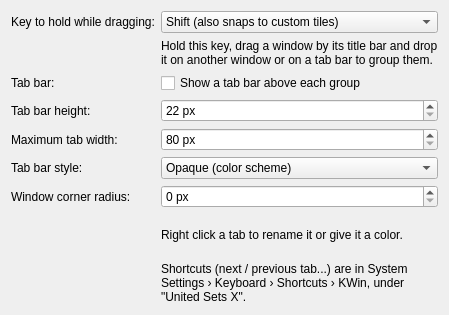
The window that package/contents/ui/config.ui (FzeNiX/KTabLand) describes before a commit, drawn with Qt 5.
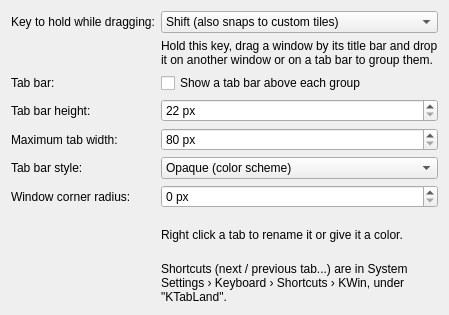
The same window after the commit.

Commit message:
Rename to KTabLand
KTabLand is an independent project; United Sets X (Windows) is credited
as an inspiration. Script, effects, shortcuts, settings and logs use the
new name (ids: ktabland, ktabland_modwatch, ktabland_mod_*).

The edit to the form file:
```diff
--- a/package/contents/ui/config.ui
+++ b/package/contents/ui/config.ui
@@ -93,7 +93,7 @@
    </item>
    <item row="8" column="1">
     <widget class="QLabel" name="shortcutHint">
-     <property name="text"><string>Shortcuts (next / previous tab...) are in System Settings › Keyboard › Shortcuts › KWin, under "United Sets X".</string></property>
+     <property name="text"><string>Shortcuts (next / previous tab...) are in System Settings › Keyboard › Shortcuts › KWin, under "KTabLand".</string></property>
      <property name="wordWrap"><bool>true</bool></property>
     </widget>
    </item>
```
Left out of the diff: 4 changed lines with no effect on the pictures. The commit also changes 30 other files.
